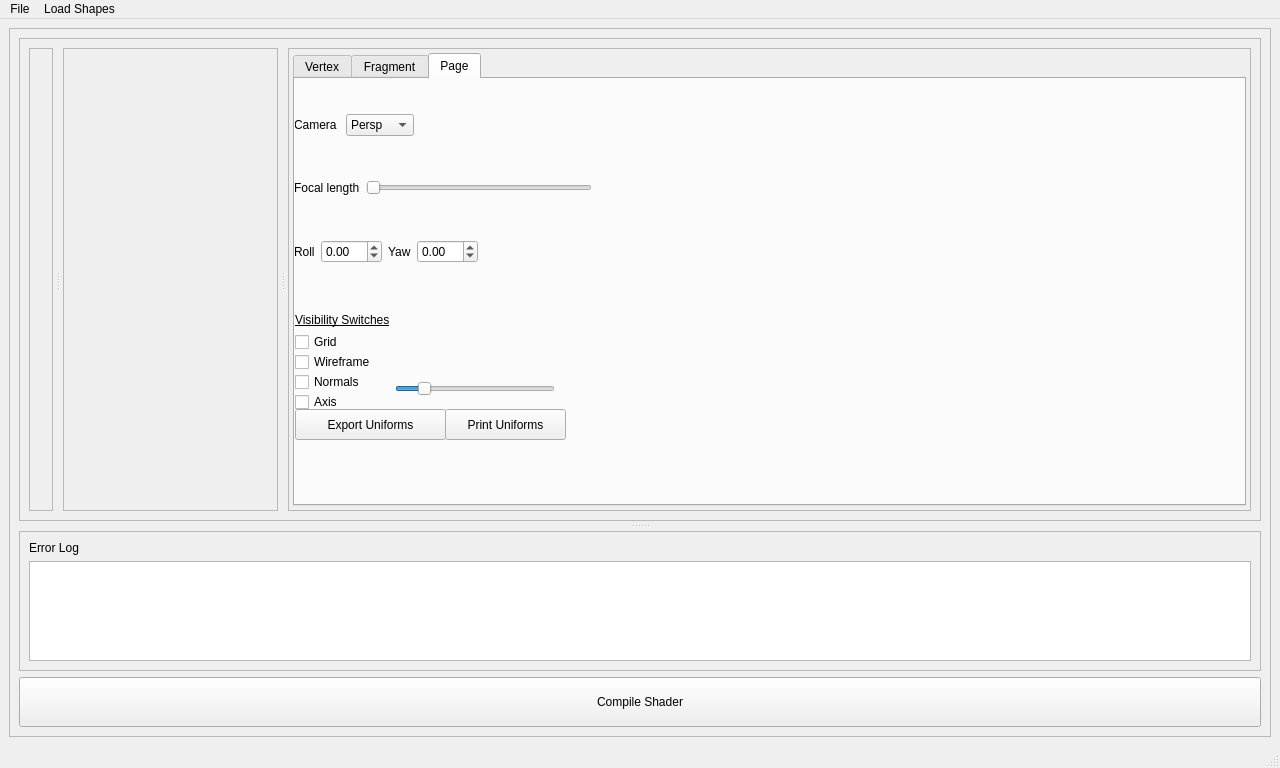
This is ui/MainWindow.ui in NCCA/ShaderEnvironmentBuilder as Qt 5 draws it before an edit. The edited form follows.
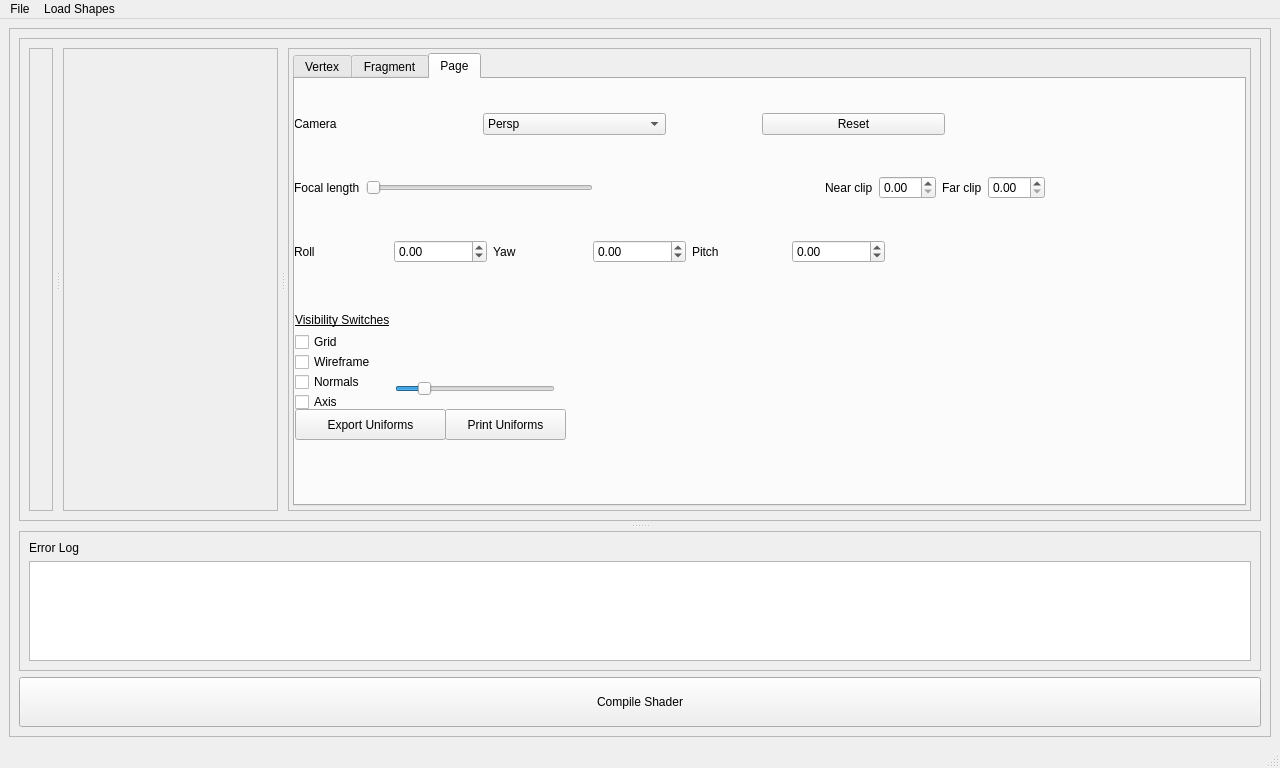
This is the edited form.

Commit message: added pitch, near far planes

The edit to the form file:
```diff
--- a/ui/MainWindow.ui
+++ b/ui/MainWindow.ui
@@ -244,10 +244,13 @@
                       <item>
                        <widget class="QDoubleSpinBox" name="m_cameraRoll">
                         <property name="minimum">
-                         <double>-99.000000000000000</double>
+                         <double>-360.000000000000000</double>
                         </property>
                         <property name="maximum">
-                         <double>99.000000000000000</double>
+                         <double>360.000000000000000</double>
+                        </property>
+                        <property name="singleStep">
+                         <double>5.000000000000000</double>
                         </property>
                        </widget>
                       </item>
@@ -261,10 +264,33 @@
                       <item>
                        <widget class="QDoubleSpinBox" name="m_cameraYaw">
                         <property name="minimum">
-                         <double>-99.000000000000000</double>
+                         <double>-360.000000000000000</double>
                         </property>
                         <property name="maximum">
-                         <double>99.000000000000000</double>
+                         <double>360.000000000000000</double>
+                        </property>
+                        <property name="singleStep">
+                         <double>5.000000000000000</double>
+                        </property>
+                       </widget>
+                      </item>
+                      <item>
+                       <widget class="QLabel" name="label_5">
+                        <property name="text">
+                         <string>Pitch</string>
+                        </property>
+                       </widget>
+                      </item>
+                      <item>
+                       <widget class="QDoubleSpinBox" name="m_cameraPitch">
+                        <property name="minimum">
+                         <double>-360.000000000000000</double>
+                        </property>
+                        <property name="maximum">
+                         <double>360.000000000000000</double>
+                        </property>
+                        <property name="singleStep">
+                         <double>5.000000000000000</double>
                         </property>
                        </widget>
                       </item>
@@ -273,9 +299,12 @@
                         <property name="orientation">
                          <enum>Qt::Horizontal</enum>
                         </property>
+                        <property name="sizeType">
+                         <enum>QSizePolicy::Fixed</enum>
+                        </property>
                         <property name="sizeHint" stdset="0">
                          <size>
-                          <width>40</width>
+                          <width>160</width>
                           <height>20</height>
                          </size>
                         </property>
@@ -326,9 +355,35 @@
                         <property name="orientation">
                          <enum>Qt::Horizontal</enum>
                         </property>
+                        <property name="sizeType">
+                         <enum>QSizePolicy::Fixed</enum>
+                        </property>
                         <property name="sizeHint" stdset="0">
                          <size>
-                          <width>40</width>
+                          <width>90</width>
+                          <height>20</height>
+                         </size>
+                        </property>
+                       </spacer>
+                      </item>
+                      <item>
+                       <widget class="QPushButton" name="m_resetCam">
+                        <property name="text">
+                         <string>Reset</string>
+                        </property>
+                       </widget>
+                      </item>
+                      <item>
+                       <spacer name="horizontalSpacer_3">
+                        <property name="orientation">
+                         <enum>Qt::Horizontal</enum>
+                        </property>
+                        <property name="sizeType">
+                         <enum>QSizePolicy::Fixed</enum>
+                        </property>
+                        <property name="sizeHint" stdset="0">
+                         <size>
+                          <width>100</width>
                           <height>20</height>
                          </size>
                         </property>
@@ -352,19 +407,6 @@
                         </property>
                        </widget>
                       </item>
-                      <item>
-                       <spacer name="horizontalSpacer_3">
-                        <property name="orientation">
-                         <enum>Qt::Horizontal</enum>
-                        </property>
-                        <property name="sizeHint" stdset="0">
-                         <size>
-                          <width>40</width>
-                          <height>20</height>
-                         </size>
-                        </property>
-                       </spacer>
-                      </item>
                       <item>
                        <spacer name="horizontalSpacer_2">
                         <property name="orientation">
@@ -378,6 +420,26 @@
                         </property>
                        </spacer>
                       </item>
+                      <item>
+                       <widget class="QLabel" name="label_7">
+                        <property name="text">
+                         <string>Near clip</string>
+                        </property>
+                       </widget>
+                      </item>
+                      <item>
+                       <widget class="QDoubleSpinBox" name="m_nearClip"/>
+                      </item>
+                      <item>
+                       <widget class="QLabel" name="label_8">
+                        <property name="text">
+                         <string>Far clip</string>
+                        </property>
+                       </widget>
+                      </item>
+                      <item>
+                       <widget class="QDoubleSpinBox" name="m_farClip"/>
+                      </item>
                      </layout>
                     </item>
                    </layout>
```
The commit also changes 5 other files.
